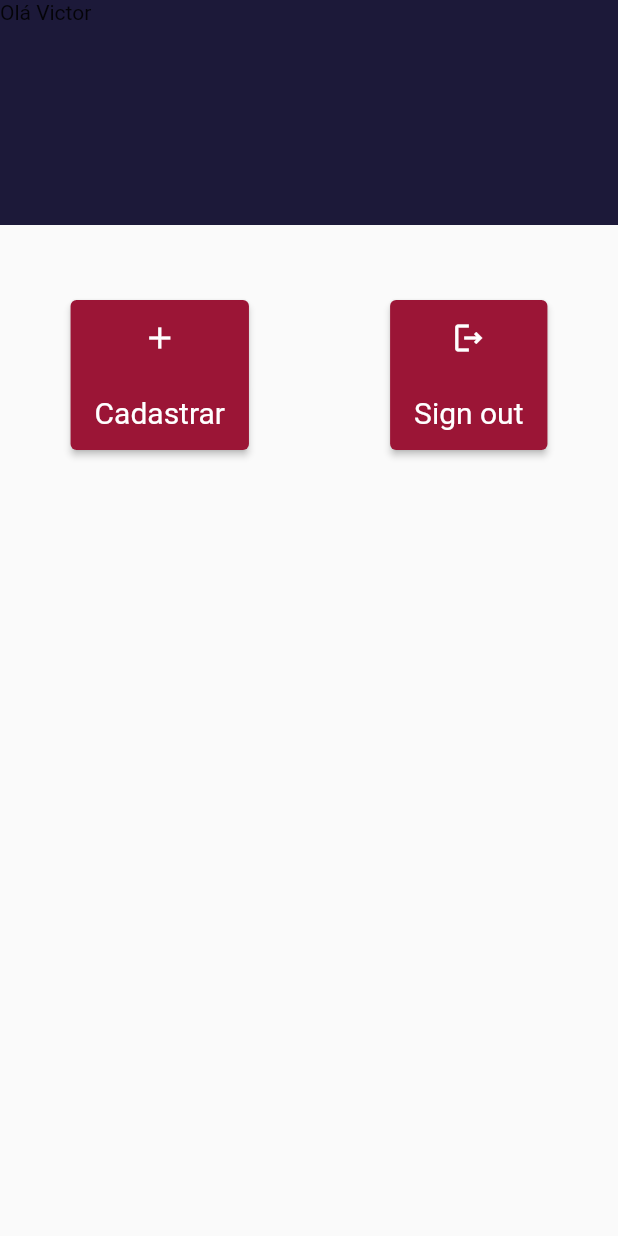
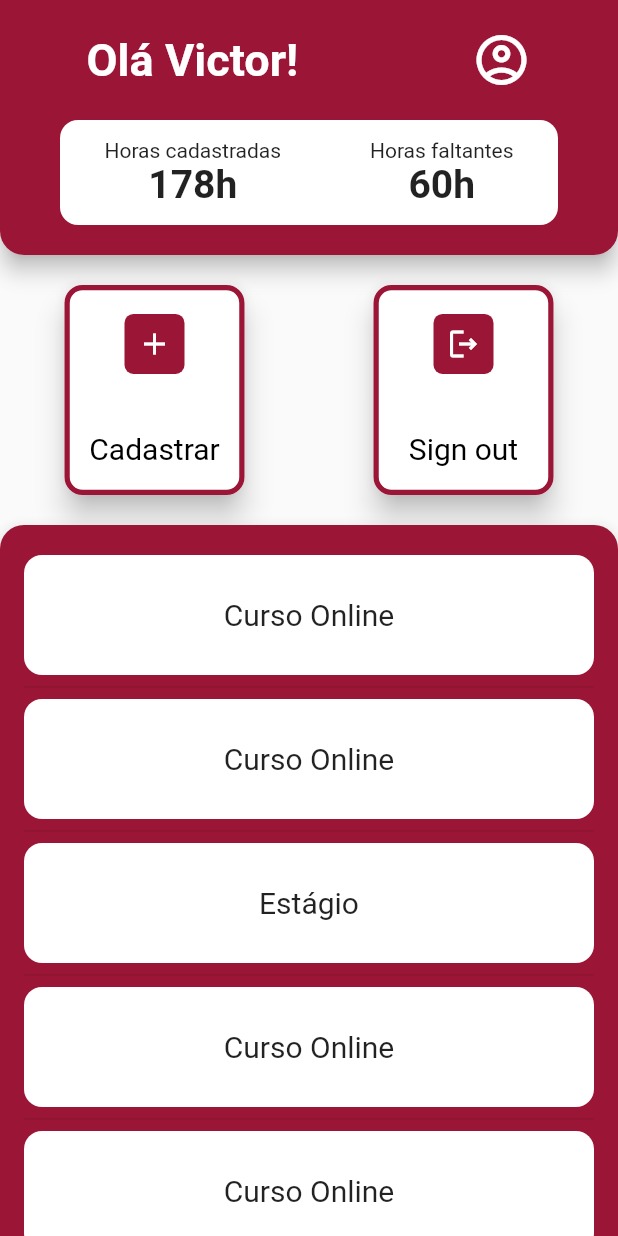
Before and after one commit to JonasCSilva/for_hour, a Flutter app: the HomePage screen opened directly, on a phone screen of 412 x 824 dp. Run offline on Flutter 3.47's test engine with Material 2 defaults, Android fonts, the phone set to English and light mode, and no system bars.

Commit message:
home page improved

```diff
--- a/lib/home_page.dart
+++ b/lib/home_page.dart
@@ -10,25 +10,97 @@ class HomePage extends StatefulWidget {
 }
 
 class _HomePageState extends State<HomePage> {
+  final List<String> entries = <String>[
+    'Curso Online',
+    'Curso Online',
+    'Estágio',
+    'Curso Online',
+    'Curso Online',
+    'Estágio',
+    'Curso Online',
+    'Curso Online'
+  ];
+
   @override
   Widget build(BuildContext context) {
     return Scaffold(
         body: Center(
+            child: SafeArea(
                 child: Column(children: [
+      Material(
+          borderRadius: const BorderRadius.only(
+              bottomLeft: Radius.circular(16),
+              bottomRight: Radius.circular(16)),
+          elevation: 6,
+          child: Container(
+              decoration: const BoxDecoration(
+                borderRadius: BorderRadius.only(
+                    bottomLeft: Radius.circular(16),
+                    bottomRight: Radius.circular(16)),
+                color: Color(0xff9b1536),
+              ),
+              padding: const EdgeInsets.symmetric(vertical: 20),
+              child: Column(
+                children: [
+                  Row(
+                    mainAxisAlignment: MainAxisAlignment.spaceAround,
+                    children: const [
+                      Text('Olá Victor!',
+                          style: TextStyle(
+                              color: Colors.white,
+                              fontSize: 30,
+                              fontWeight: FontWeight.w600)),
+                      Icon(Icons.account_circle_outlined,
+                          color: Colors.white, size: 40),
+                    ],
+                  ),
+                  const SizedBox(height: 20),
                   Container(
-            height: 150,
-            width: double.infinity,
-            color: const Color(0xFF1C1939),
-            child: const Text('Olá Victor')),
-        const SizedBox(height: 50),
+                      decoration: BoxDecoration(
+                          borderRadius: BorderRadius.circular(12),
+                          color: Colors.white),
+                      margin: const EdgeInsets.symmetric(horizontal: 40),
+                      height: 70,
+                      child: Row(
+                          mainAxisAlignment: MainAxisAlignment.spaceAround,
+                          children: [
+                            Column(
+                                mainAxisAlignment: MainAxisAlignment.center,
+                                children: const [
+                                  Text('Horas cadastradas'),
+                                  Text('178h',
+                                      style: TextStyle(
+                                          fontSize: 26,
+                                          fontWeight: FontWeight.w700))
+                                ]),
+                            Column(
+                                mainAxisAlignment: MainAxisAlignment.center,
+                                children: const [
+                                  Text('Horas faltantes'),
+                                  Text('60h',
+                                      style: TextStyle(
+                                          fontSize: 26,
+                                          fontWeight: FontWeight.w700))
+                                ])
+                          ]))
+                ],
+              ))),
+      const SizedBox(height: 20),
       Row(
         mainAxisAlignment: MainAxisAlignment.spaceAround,
         children: [
-            Container(
-                height: 100,
+          SizedBox(
+              height: 140,
+              width: 120,
               child: ElevatedButton(
                 style: ElevatedButton.styleFrom(
-                      backgroundColor: const Color(0xff9b1536),
+                    side:
+                        const BorderSide(width: 3.5, color: Color(0xff9b1536)),
+                    elevation: 8,
+                    shape: RoundedRectangleBorder(
+                      borderRadius: BorderRadius.circular(12), // <-- Radius
+                    ),
+                    backgroundColor: Colors.white,
                     textStyle: const TextStyle(fontSize: 20)),
                 onPressed: () {
                   Navigator.of(context).push(MaterialPageRoute(
@@ -36,18 +108,31 @@ class _HomePageState extends State<HomePage> {
                 },
                 child: Column(
                     mainAxisAlignment: MainAxisAlignment.spaceAround,
-                      children: const [
-                        Icon(
+                    children: [
+                      Container(
+                          padding: const EdgeInsets.all(8),
+                          decoration: BoxDecoration(
+                              borderRadius: BorderRadius.circular(6),
+                              color: const Color(0xff9b1536)),
+                          child: const Icon(
                             Icons.add_outlined,
-                        ),
-                        Text('Cadastrar')
+                          )),
+                      const Text('Cadastrar',
+                          style: TextStyle(color: Colors.black))
                     ]),
               )),
-            Container(
-                height: 100,
+          SizedBox(
+              height: 140,
+              width: 120,
               child: ElevatedButton(
                 style: ElevatedButton.styleFrom(
-                      backgroundColor: const Color(0xff9b1536),
+                    side:
+                        const BorderSide(width: 3.5, color: Color(0xff9b1536)),
+                    elevation: 8,
+                    shape: RoundedRectangleBorder(
+                      borderRadius: BorderRadius.circular(12), // <-- Radius
+                    ),
+                    backgroundColor: Colors.white,
                     textStyle: const TextStyle(fontSize: 20)),
                 onPressed: () {
                   Navigator.of(context).push(MaterialPageRoute(
@@ -55,16 +140,49 @@ class _HomePageState extends State<HomePage> {
                 },
                 child: Column(
                     mainAxisAlignment: MainAxisAlignment.spaceAround,
-                      children: const [
-                        Icon(
+                    children: [
+                      Container(
+                          padding: const EdgeInsets.all(8),
+                          decoration: BoxDecoration(
+                              borderRadius: BorderRadius.circular(6),
+                              color: const Color(0xff9b1536)),
+                          child: const Icon(
                             Icons.logout_outlined,
-                        ),
-                        Text('Sign out')
+                          )),
+                      const Text('Sign out',
+                          style: TextStyle(color: Colors.black))
                     ]),
               ))
         ],
+      ),
+      const SizedBox(height: 20),
+      Expanded(
+          child: Material(
+        color: const Color(0xff9b1536),
+        borderRadius: const BorderRadius.only(
+            topLeft: Radius.circular(16), topRight: Radius.circular(16)),
+        elevation: 8,
+        child: Container(
+            padding: const EdgeInsets.only(top: 4),
+            child: ListView.separated(
+              padding: const EdgeInsets.all(16),
+              separatorBuilder: (BuildContext context, int index) =>
+                  const Divider(),
+              itemCount: entries.length,
+              itemBuilder: (BuildContext context, int index) {
+                return Container(
+                  decoration: BoxDecoration(
+                    borderRadius: BorderRadius.circular(12),
+                    color: Colors.white,
+                  ),
+                  height: 80,
+                  child: Center(
+                      child: Text(entries[index],
+                          style: const TextStyle(fontSize: 20))),
+                );
+              },
+        ))),
       )
-      ]),
-    ));
+    ]))));
   }
 }
```
Lines whose indentation alone changed are shown as unchanged.
